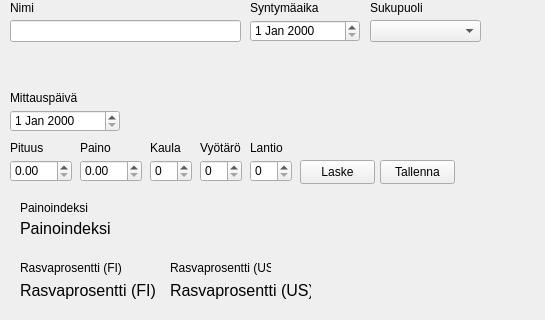
The window that main.ui (TiViOpetus/FitnessGUI) describes before a commit, drawn with Qt 5; both pictures show x 0 to 545 and y 0 to 320 of the 800 by 600 pixel window.
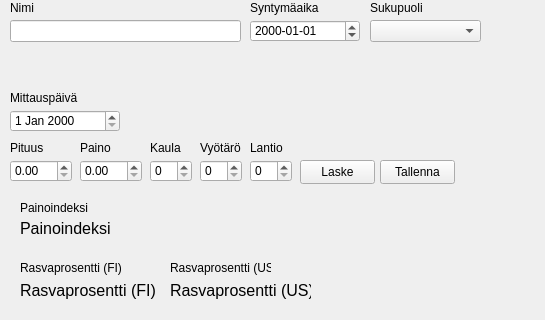
The same window after the commit.

What changed in the file:
```diff
--- a/main.ui
+++ b/main.ui
@@ -218,6 +218,12 @@
       <height>22</height>
      </rect>
     </property>
+    <property name="locale">
+     <locale language="Finnish" country="Finland"/>
+    </property>
+    <property name="displayFormat">
+     <string>yyyy-MM-dd</string>
+    </property>
    </widget>
    <widget class="QLabel" name="label_7">
     <property name="geometry">
```
Left out of the diff: 19 changed lines with no effect on the pictures.
